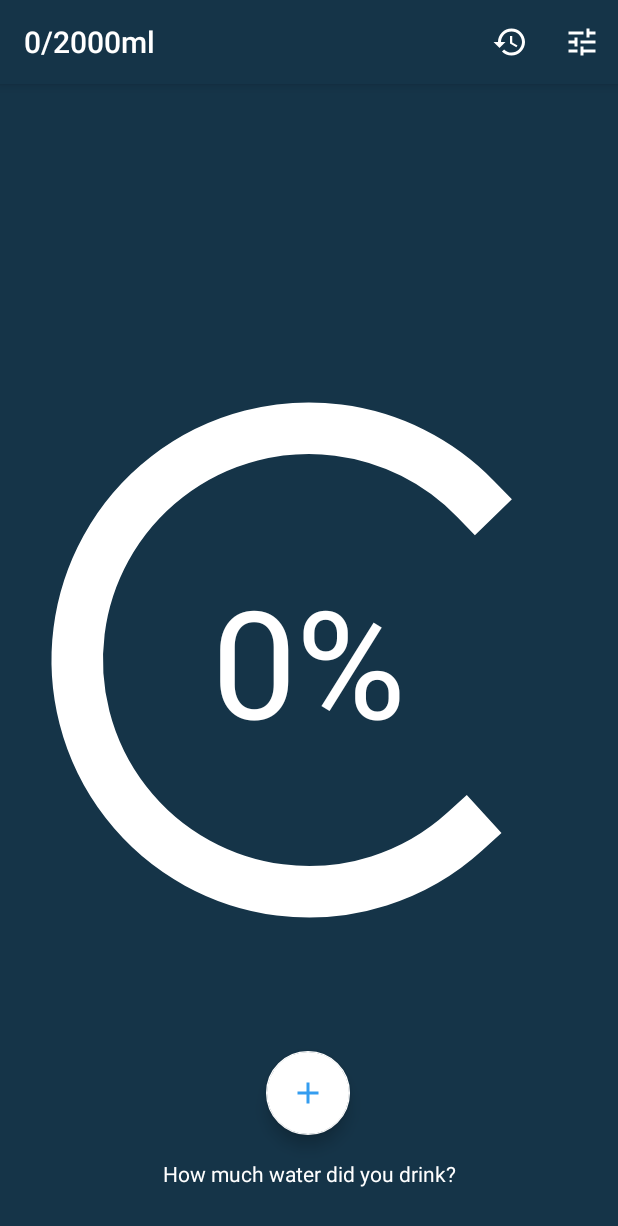
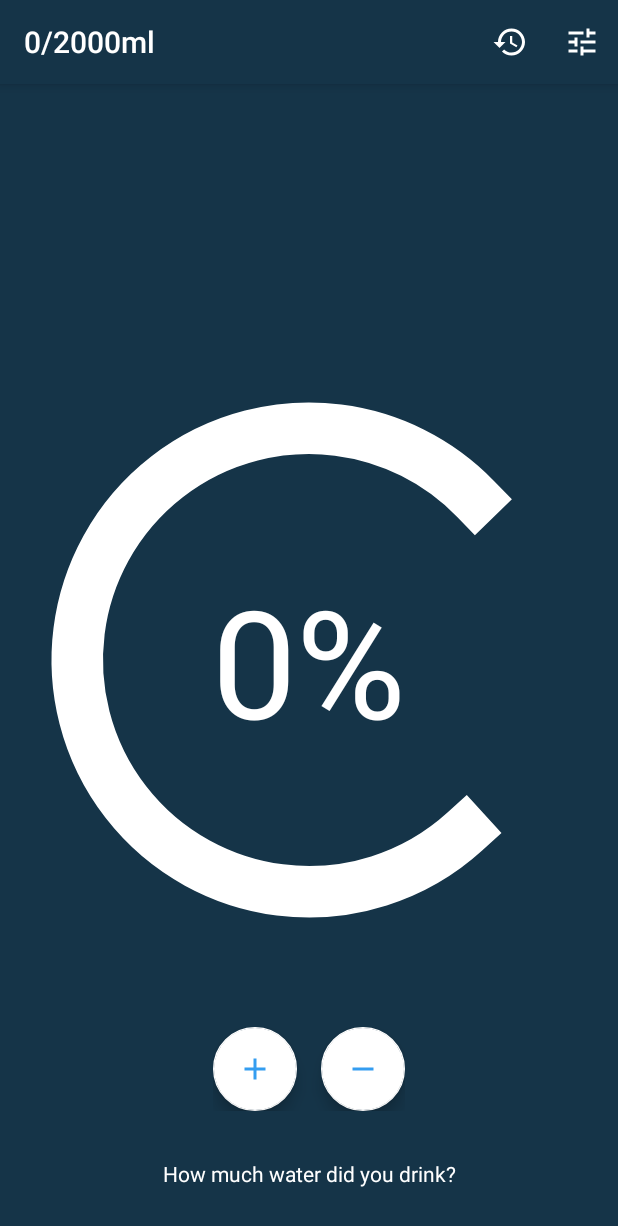
Before and after one commit to psyduck94/H2O, an Android app: the screen it shows after launch (MainActivity), on a phone screen of 412 x 824 dp. Shown: the top 1226 px of the screen. Run offline under Robolectric (Android 15) with nearby library versions, the phone set to English and light mode, and no system bars; our stand-ins replace Room's generated code, data binding; libraries missing offline, so code that uses them is left out: com.sdsmdg.harjot, me.itangqi.waveloadingview; plain views replace WaveLoadingView; 2 statements that could not run were skipped.

Commit message:
implementing remove water function

```diff
--- a/app/build.gradle
+++ b/app/build.gradle
@@ -76,6 +76,8 @@ dependencies {
     def coroutines_version = "1.3.9"
     implementation "org.jetbrains.kotlinx:kotlinx-coroutines-android:$coroutines_version"
 
+    testImplementation 'org.jetbrains.kotlinx:kotlinx-coroutines-debug:1.4.0-M1'
+
     testImplementation 'junit:junit:4.13'
     androidTestImplementation 'androidx.test.ext:junit:1.1.2'
     androidTestImplementation 'androidx.test.espresso:espresso-core:3.3.0'
--- a/app/src/main/java/com/luisfelipe/h2o/data/local/dao/WaterLogDao.kt
+++ b/app/src/main/java/com/luisfelipe/h2o/data/local/dao/WaterLogDao.kt
@@ -12,8 +12,8 @@ internal interface WaterLogDao {
     @Insert(onConflict = OnConflictStrategy.REPLACE)
     suspend fun insertWaterLog(waterLogData: WaterLogData)
 
-    @Query("UPDATE water_log SET waterDrunk = waterDrunk - -:increment WHERE date=date('now', 'localtime')")
-    suspend fun updateWaterProgress(increment: Int)
+    @Query("UPDATE water_log SET waterDrunk = waterDrunk -(:water) WHERE date=date('now', 'localtime')")
+    suspend fun updateWater(water: Int)
 
     @Query("UPDATE water_log SET waterNeed = :waterNeed WHERE date=date('now', 'localtime')")
     suspend fun updateGoalOfTheDay(waterNeed: Int)
--- a/app/src/main/java/com/luisfelipe/h2o/data/local/repositories/WaterLogRepositoryImpl.kt
+++ b/app/src/main/java/com/luisfelipe/h2o/data/local/repositories/WaterLogRepositoryImpl.kt
@@ -7,8 +7,8 @@ import com.luisfelipe.h2o.domain.repository.WaterLogRepository
 
 internal class WaterLogRepositoryImpl(private val waterLogDao: WaterLogDao): WaterLogRepository {
 
-    override suspend fun updateWaterProgressFromLocalDb(waterDrunk: Int) {
-        waterLogDao.updateWaterProgress(waterDrunk)
+    override suspend fun updateWaterFromLocalDb(water: Int) {
+        waterLogDao.updateWater(water)
     }
 
     override suspend fun getWaterLogFromLocalDb(): WaterLog? {
--- a/app/src/main/java/com/luisfelipe/h2o/di/appModule.kt
+++ b/app/src/main/java/com/luisfelipe/h2o/di/appModule.kt
@@ -38,11 +38,11 @@ val appModule = module {
 
     factory { WaterLogAdapter() }
 
+    factory { UpdateWaterFromLocalDb(get()) }
+
     factory { UpdateGoalOfTheDayFromLocalDb(get()) }
 
     factory { GetTheLast7WaterLogsFromLocalDb(get()) }
-
-    factory { UpdateWaterLocalFromLocalDb(get()) }
 
     factory { GetWaterLogFromLocalDb(get()) }
 
--- /dev/null
+++ b/app/src/main/java/com/luisfelipe/h2o/domain/enums/WaterAction.kt
@@ -0,0 +1,6 @@
+package com.luisfelipe.h2o.domain.enums
+
+enum class WaterAction {
+    ADD,
+    REMOVE
+}
--- a/app/src/main/java/com/luisfelipe/h2o/domain/repository/WaterLogRepository.kt
+++ b/app/src/main/java/com/luisfelipe/h2o/domain/repository/WaterLogRepository.kt
@@ -3,7 +3,7 @@ package com.luisfelipe.h2o.domain.repository
 import com.luisfelipe.h2o.domain.models.WaterLog
 
 interface WaterLogRepository {
-    suspend fun updateWaterProgressFromLocalDb(waterDrunk: Int)
+    suspend fun updateWaterFromLocalDb(water: Int)
     suspend fun getWaterLogFromLocalDb(): WaterLog?
     suspend fun getWaterLogListFromLocalDb(): List<WaterLog>
     suspend fun insertWaterLog(waterLog: WaterLog)
--- /dev/null
+++ b/app/src/main/java/com/luisfelipe/h2o/domain/usecase/UpdateWaterFromLocalDb.kt
@@ -0,0 +1,7 @@
+package com.luisfelipe.h2o.domain.usecase
+
+import com.luisfelipe.h2o.domain.repository.WaterLogRepository
+
+class UpdateWaterFromLocalDb(private val repository: WaterLogRepository) {
+    suspend operator fun invoke(water: Int) = repository.updateWaterFromLocalDb(water)
+}
--- a/app/src/main/java/com/luisfelipe/h2o/domain/usecase/UpdateWaterLocalFromLocalDb.kt
+++ /dev/null
@@ -1,7 +0,0 @@
-package com.luisfelipe.h2o.domain.usecase
-
-import com.luisfelipe.h2o.domain.repository.WaterLogRepository
-
-class UpdateWaterLocalFromLocalDb(private val repository: WaterLogRepository) {
-    suspend operator fun invoke(waterProgress: Int) = repository.updateWaterProgressFromLocalDb(waterProgress)
-}
--- a/app/src/main/java/com/luisfelipe/h2o/presentation/main/MainActivity.kt
+++ b/app/src/main/java/com/luisfelipe/h2o/presentation/main/MainActivity.kt
@@ -13,6 +13,7 @@ import com.luisfelipe.h2o.databinding.ActivityMainBinding
 import com.luisfelipe.h2o.presentation.archives.ArchivesActivity
 import com.luisfelipe.h2o.presentation.settings.SettingsActivity
 import com.google.android.material.bottomsheet.BottomSheetDialog
+import com.luisfelipe.h2o.domain.enums.WaterAction
 import com.sdsmdg.harjot.crollerTest.Croller
 import kotlinx.android.synthetic.main.activity_main.*
 import kotlinx.android.synthetic.main.toolbar.toolbar
@@ -29,7 +30,8 @@ class MainActivity : AppCompatActivity() {
 
         initBindingConfig()
         setSupportActionBar(toolbar)
-        btn_add_water.setOnClickListener { showBottomSheetDialog() }
+        btn_add_water.setOnClickListener { initBottomSheetDialog(WaterAction.ADD) }
+        btn_remove_water.setOnClickListener { initBottomSheetDialog(WaterAction.REMOVE) }
 
     }
 
@@ -44,7 +46,7 @@ class MainActivity : AppCompatActivity() {
         binding.viewModel = viewModel
     }
 
-    private fun showBottomSheetDialog() {
+    private fun initBottomSheetDialog(action: WaterAction) {
         val bottomSheetDialog = BottomSheetDialog(this, R.style.BottomSheetDialogTheme)
         val bottomSheetView =
             layoutInflater.inflate(R.layout.bottom_sheet, findViewById(R.id.bottomSheetContainer))
@@ -52,7 +54,7 @@ class MainActivity : AppCompatActivity() {
         val waterQuantityTextView = bottomSheetView.findViewById<TextView>(R.id.water_quantity)
 
         bottomSheetView.findViewById<Button>(R.id.btn_confirm).setOnClickListener {
-            viewModel.updateWaterProgress(waterQuantityTextView.text.toString())
+            viewModel.updateWater(waterQuantityTextView.text.toString(), action)
             bottomSheetDialog.dismiss()
         }
         bottomSheetDialog.setContentView(bottomSheetView)
--- /dev/null
+++ b/app/src/main/res/drawable/ic_remove_24px.xml
@@ -0,0 +1,9 @@
+<vector xmlns:android="http://schemas.android.com/apk/res/android"
+    android:width="24dp"
+    android:height="24dp"
+    android:viewportWidth="24"
+    android:viewportHeight="24">
+  <path
+      android:fillColor="@color/darkBlue"
+      android:pathData="M19,13H5v-2h14v2z"/>
+</vector>
--- a/app/src/main/res/layout/activity_main.xml
+++ b/app/src/main/res/layout/activity_main.xml
@@ -1,5 +1,6 @@
 <?xml version="1.0" encoding="utf-8"?>
-<layout xmlns:app="http://schemas.android.com/apk/res-auto"
+<layout xmlns:tools="http://schemas.android.com/tools"
+    xmlns:app="http://schemas.android.com/apk/res-auto"
     xmlns:android="http://schemas.android.com/apk/res/android">
 
     <data>
@@ -57,20 +58,6 @@
             app:layout_constraintStart_toStartOf="parent"
             app:layout_constraintTop_toBottomOf="@+id/toolbar" />
 
-        <com.google.android.material.floatingactionbutton.FloatingActionButton
-            android:id="@+id/btn_add_water"
-            android:layout_width="wrap_content"
-            android:layout_height="wrap_content"
-            android:layout_margin="16dp"
-            android:clickable="true"
-            android:focusable="true"
-            app:layout_constraintBottom_toTopOf="@+id/how_much_water_did_you_drink_title"
-            app:layout_constraintEnd_toEndOf="parent"
-            app:layout_constraintHorizontal_bias="0.498"
-            app:layout_constraintStart_toStartOf="parent"
-            app:srcCompat="@drawable/ic_baseline_add_24"
-            android:contentDescription="@string/desc_water_button" />
-
         <TextView
             android:id="@+id/how_much_water_did_you_drink_title"
             android:layout_width="0dp"
@@ -83,5 +70,38 @@
             app:layout_constraintEnd_toEndOf="parent"
             app:layout_constraintStart_toStartOf="parent" />
 
+        <LinearLayout
+            android:id="@+id/floating_buttons_layout"
+            android:layout_width="wrap_content"
+            android:layout_height="wrap_content"
+            android:layout_marginBottom="16dp"
+            android:gravity="center"
+            android:orientation="horizontal"
+            android:padding="16dp"
+            app:layout_constraintBottom_toTopOf="@+id/how_much_water_did_you_drink_title"
+            app:layout_constraintEnd_toEndOf="parent"
+            app:layout_constraintStart_toStartOf="parent">
+
+            <com.google.android.material.floatingactionbutton.FloatingActionButton
+                android:id="@+id/btn_add_water"
+                android:layout_width="wrap_content"
+                android:layout_height="wrap_content"
+                android:layout_marginEnd="8dp"
+                android:clickable="true"
+                android:contentDescription="@string/desc_btn_add_water"
+                android:focusable="true"
+                app:srcCompat="@drawable/ic_baseline_add_24" />
+
+            <com.google.android.material.floatingactionbutton.FloatingActionButton
+                android:id="@+id/btn_remove_water"
+                android:layout_width="wrap_content"
+                android:layout_height="wrap_content"
+                android:layout_marginStart="8dp"
+                android:clickable="true"
+                android:contentDescription="@string/desc_btn_remove_water"
+                app:srcCompat="@drawable/ic_remove_24px"
+                android:focusable="true" />
+        </LinearLayout>
+
     </androidx.constraintlayout.widget.ConstraintLayout>
 </layout>
--- a/app/src/main/res/values/strings.xml
+++ b/app/src/main/res/values/strings.xml
@@ -30,5 +30,6 @@
     <string name="warning_invalid_goal">Ops! Try a number lower than 10000ml</string>
     <string name="warning_generic_error">An unexpected error has occured, please try again</string>
     <string name="warning_empty_number">Please enter a valid number</string>
-    <string name="desc_water_button">Add water drunk button</string>
+    <string name="desc_btn_add_water">Add water drunk button</string>
+    <string name="desc_btn_remove_water">Remove Water Button</string>
 </resources>
```
Also changed, not shown: app/src/main/java/com/luisfelipe/h2o/presentation/main/MainViewModel.kt (+43 -15 lines).
